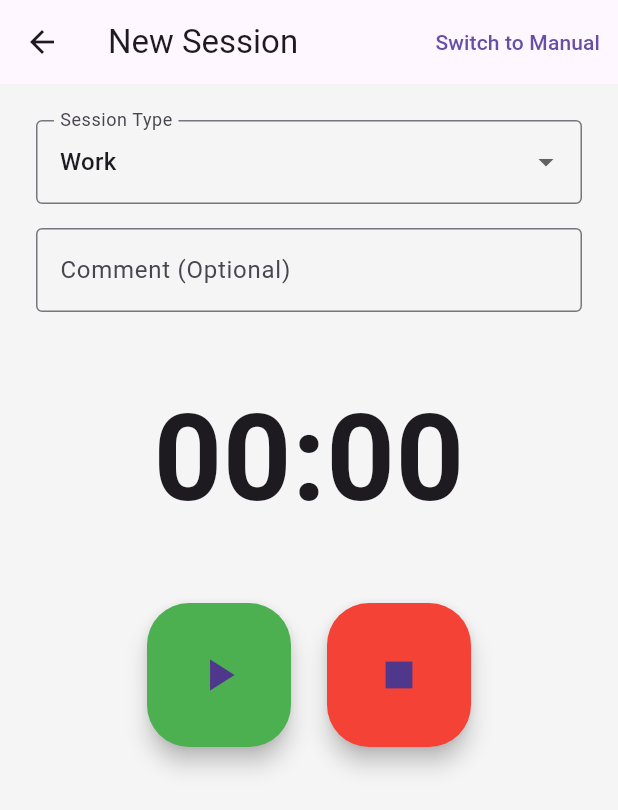
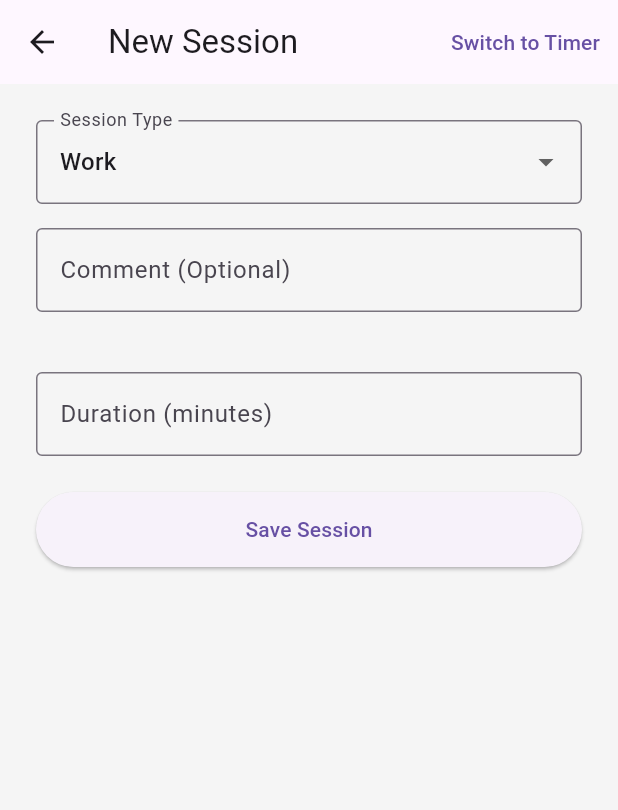
Before and after one commit to mina24nagy/FocusMeter, a Flutter app: the TrackerScreen screen opened by its route, on a phone screen of 412 x 824 dp. Shown: the top 810 px of the screen. Run offline on Flutter 3.47's test engine with Material 3 defaults, Android fonts, the phone set to English and light mode, and no system bars; our stand-ins replace hive, hive_flutter; accounts and stored records are empty.

Commit message:
Make the manual mode the default.

```diff
--- a/lib/screens/home_screen.dart
+++ b/lib/screens/home_screen.dart
@@ -167,7 +167,7 @@ class HomeScreen extends StatelessWidget {
         onPressed: () {
           Navigator.pushNamed(context, '/tracker');
         },
-        label: const Text('Start Session'),
+        label: const Text('Log Session'),
         icon: const Icon(Icons.play_arrow),
       ),
     );
--- a/lib/screens/tracker_screen.dart
+++ b/lib/screens/tracker_screen.dart
@@ -11,7 +11,7 @@ class TrackerScreen extends StatefulWidget {
 }
 
 class _TrackerScreenState extends State<TrackerScreen> {
-  bool _isManualMode = false;
+  bool _isManualMode = true;
 
   // Timer State
   Timer? _timer;
```
